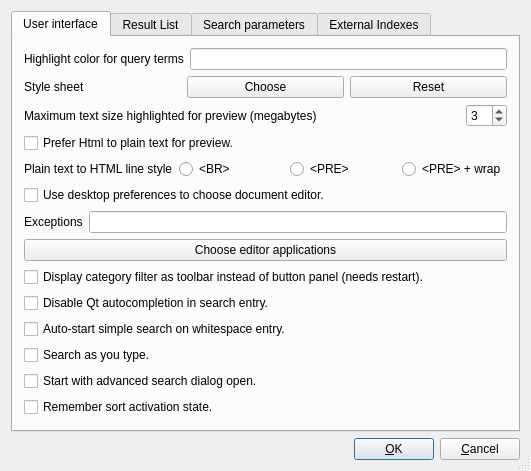
The window that src/qtgui/uiprefs.ui (alberti42/recoll-macos) describes before a commit, drawn with Qt 5.
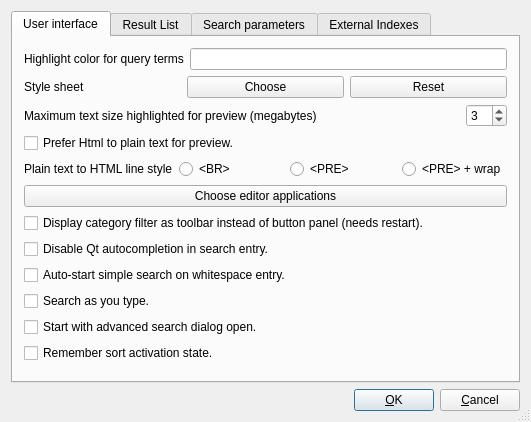
The same window after the commit.

Commit message: changed the external viewer definition dialogs

```diff
--- a/src/qtgui/uiprefs.ui
+++ b/src/qtgui/uiprefs.ui
@@ -167,40 +167,6 @@
 	       </item>
 	     </layout>
            </item>
-           <item>
-            <widget class="QCheckBox" name="useDesktopOpenCB">
-             <property name="text">
-              <string>Use desktop preferences to choose document editor.</string>
-             </property>
-             <property name="checked">
-              <bool>false</bool>
-             </property>
-            </widget>
-           </item>
-           <item>
-            <layout class="QHBoxLayout">
-             <item>
-              <widget class="QLabel" name="textLabelallex">
-               <property name="text">
-                <string>Exceptions</string>
-               </property>
-               <property name="toolTip">
-	        <string>Mime types that should not be passed to xdg-open even when "Use desktop preferences" is set.&lt;br&gt; Useful to pass page number and search string options to, e.g. evince.</string>
-		   </property>
-              </widget>
-             </item>
-             <item>
-              <widget class="QLineEdit" name="allExLE">
-               <property name="minimumSize">
-                <size>
-                 <width>70</width>
-                 <height>0</height>
-                </size>
-               </property>
-              </widget>
-             </item>
-            </layout>
-           </item>
            <item>
             <widget class="QPushButton" name="viewActionPB">
              <property name="text">
```
The commit also changes 7 other files.
